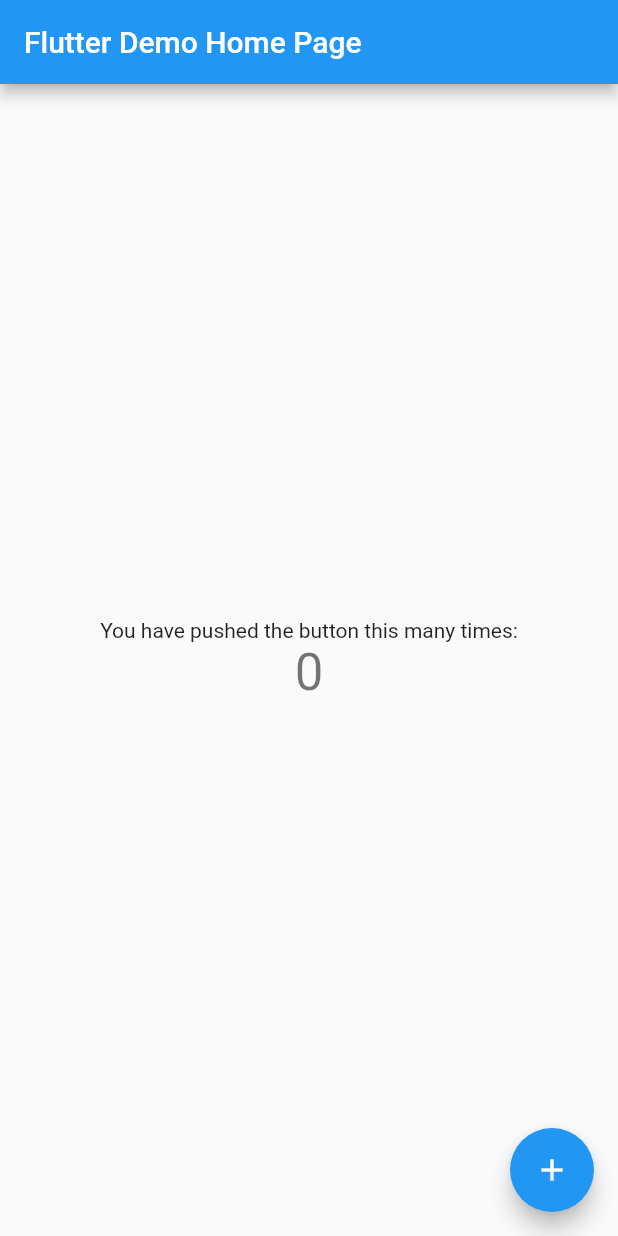
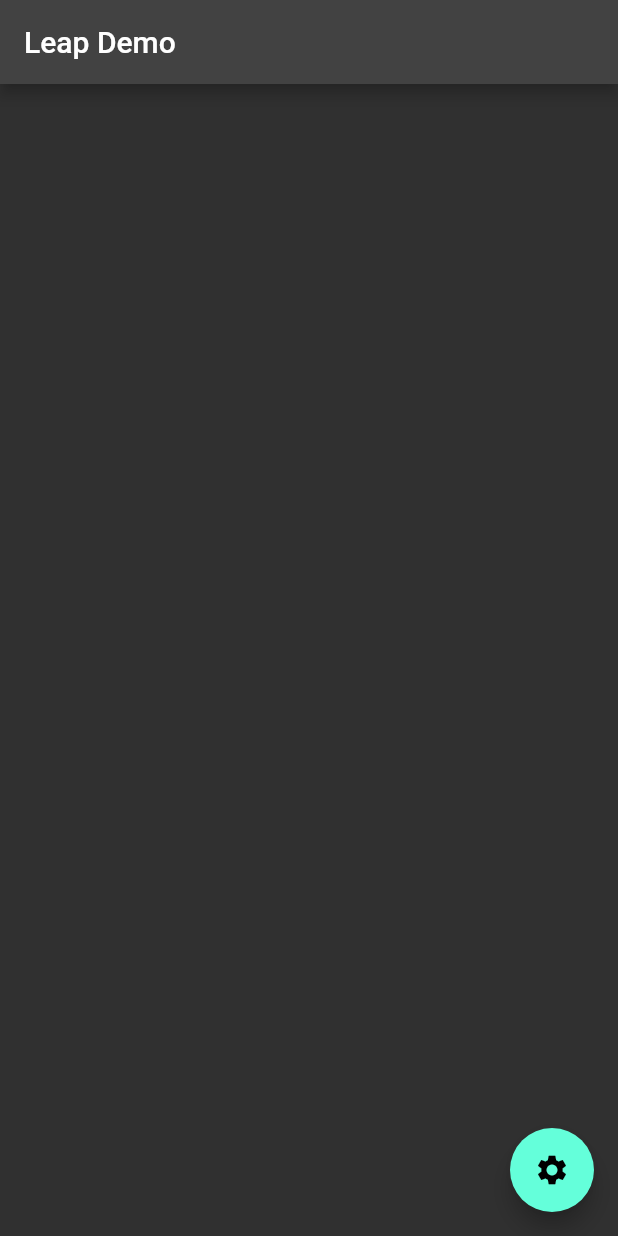
Before and after one commit to adimshev/leap-demo, a Flutter app: the screen it shows after launch, on a phone screen of 412 x 824 dp. Run offline on Flutter 3.47's test engine with Material 2 defaults, Android fonts, the light colour scheme and no system bars; our stand-ins replace dio, flutter_bloc, freezed_annotation, hydrated_bloc; missing offline and left inert: linkify.

Commit message:
Fetch data

```diff
--- /dev/null
+++ b/lib/bloc/cubits/config_cubit.dart
@@ -0,0 +1,23 @@
+import 'package:hydrated_bloc/hydrated_bloc.dart';
+import 'package:leap_demo/bloc/state/config_state.dart';
+import 'package:leap_demo/config.dart';
+
+class ConfigCubit extends HydratedCubit<ConfigState> {
+  ConfigCubit({
+    required ConfigState initialState,
+  }) : super(initialState);
+
+  void setApiKey(String? apiKey) {
+    apiKey ??= '';
+
+    emit(state.copyWith(
+      apiKey: apiKey.isEmpty ? Config.apiKey : apiKey,
+    ));
+  }
+
+  @override
+  toJson(state) => state.toJson();
+
+  @override
+  fromJson(json) => ConfigState.fromJson(json);
+}
--- a/lib/bloc/state/companies_state.dart
+++ b/lib/bloc/state/companies_state.dart
@@ -10,13 +10,14 @@
 
   const factory CompaniesState({
     required Map<String, CompanyModel> companies,
-    required bool isLoading,
+    @JsonKey(ignore: true) @Default(false) bool isLoading,
+    @JsonKey(ignore: true) String? errorMessage,
   }) = _CompaniesState;
 
   factory CompaniesState.fromJson(Map<String, dynamic> json) =>
       _$CompaniesStateFromJson(json);
 
   factory CompaniesState.initial() {
-    return const CompaniesState(companies: {}, isLoading: true);
+    return const CompaniesState(companies: {});
   }
 }
--- /dev/null
+++ b/lib/bloc/state/config_state.dart
@@ -0,0 +1,20 @@
+import 'package:freezed_annotation/freezed_annotation.dart';
+
+part 'config_state.freezed.dart';
+part 'config_state.g.dart';
+
+@freezed
+class ConfigState with _$ConfigState {
+  const ConfigState._();
+
+  const factory ConfigState({
+    required String apiKey,
+  }) = _ConfigState;
+
+  factory ConfigState.fromJson(Map<String, dynamic> json) =>
+      _$ConfigStateFromJson(json);
+
+  factory ConfigState.initial(String apiKey) {
+    return ConfigState(apiKey: apiKey);
+  }
+}
--- a/lib/main.dart
+++ b/lib/main.dart
@@ -3,6 +3,7 @@
 import 'package:flutter_bloc/flutter_bloc.dart';
 import 'package:hydrated_bloc/hydrated_bloc.dart';
 import 'package:leap_demo/bloc/root_blocs.dart';
+import 'package:leap_demo/screens/home_screen.dart';
 import 'package:path_provider/path_provider.dart';
 
 Future<void> main() async {
@@ -29,105 +30,9 @@
   @override
   Widget build(BuildContext context) {
     return MaterialApp(
-      title: 'Flutter Demo',
-      theme: ThemeData(
-        // This is the theme of your application.
-        //
-        // Try running your application with "flutter run". You'll see the
-        // application has a blue toolbar. Then, without quitting the app, try
-        // changing the primarySwatch below to Colors.green and then invoke
-        // "hot reload" (press "r" in the console where you ran "flutter run",
-        // or simply save your changes to "hot reload" in a Flutter IDE).
-        // Notice that the counter didn't reset back to zero; the application
-        // is not restarted.
-        primarySwatch: Colors.blue,
-      ),
-      home: const MyHomePage(title: 'Flutter Demo Home Page'),
+      title: 'Leap Demo',
+      theme: ThemeData.dark(),
+      home: const HomeScreen(title: 'Leap Demo'),
     );
   }
 }
-
-class MyHomePage extends StatefulWidget {
-  const MyHomePage({super.key, required this.title});
-
-  // This widget is the home page of your application. It is stateful, meaning
-  // that it has a State object (defined below) that contains fields that affect
-  // how it looks.
-
-  // This class is the configuration for the state. It holds the values (in this
-  // case the title) provided by the parent (in this case the App widget) and
-  // used by the build method of the State. Fields in a Widget subclass are
-  // always marked "final".
-
-  final String title;
-
-  @override
-  State<MyHomePage> createState() => _MyHomePageState();
-}
-
-class _MyHomePageState extends State<MyHomePage> {
-  int _counter = 0;
-
-  void _incrementCounter() {
-    setState(() {
-      // This call to setState tells the Flutter framework that something has
-      // changed in this State, which causes it to rerun the build method below
-      // so that the display can reflect the updated values. If we changed
-      // _counter without calling setState(), then the build method would not be
-      // called again, and so nothing would appear to happen.
-      _counter++;
-    });
-  }
-
-  @override
-  Widget build(BuildContext context) {
-    // This method is rerun every time setState is called, for instance as done
-    // by the _incrementCounter method above.
-    //
-    // The Flutter framework has been optimized to make rerunning build methods
-    // fast, so that you can just rebuild anything that needs updating rather
-    // than having to individually change instances of widgets.
-    return Scaffold(
-      appBar: AppBar(
-        // Here we take the value from the MyHomePage object that was created by
-        // the App.build method, and use it to set our appbar title.
-        title: Text(widget.title),
-      ),
-      body: Center(
-        // Center is a layout widget. It takes a single child and positions it
-        // in the middle of the parent.
-        child: Column(
-          // Column is also a layout widget. It takes a list of children and
-          // arranges them vertically. By default, it sizes itself to fit its
-          // children horizontally, and tries to be as tall as its parent.
-          //
-          // Invoke "debug painting" (press "p" in the console, choose the
-          // "Toggle Debug Paint" action from the Flutter Inspector in Android
-          // Studio, or the "Toggle Debug Paint" command in Visual Studio Code)
-          // to see the wireframe for each widget.
-          //
-          // Column has various properties to control how it sizes itself and
-          // how it positions its children. Here we use mainAxisAlignment to
-          // center the children vertically; the main axis here is the vertical
-          // axis because Columns are vertical (the cross axis would be
-          // horizontal).
-          mainAxisAlignment: MainAxisAlignment.center,
-          children: <Widget>[
-            const Text(
-              'You have pushed the button this many times:',
-            ),
-            Text(
-              '$_counter',
-              style: Theme.of(context).textTheme.headlineMedium,
-            ),
-          ],
-        ),
-      ),
-      floatingActionButton: FloatingActionButton(
-        onPressed: _incrementCounter,
-        tooltip: 'Increment',
-        child: const Icon(Icons.add),
-      ), // This trailing comma makes auto-formatting nicer for build methods.
-    );
-  }
-}
--- /dev/null
+++ b/lib/screens/home_screen.dart
@@ -0,0 +1,73 @@
+import 'package:flutter/material.dart';
+import 'package:flutter_bloc/flutter_bloc.dart';
+import 'package:leap_demo/bloc/cubits/companies_cubit.dart';
+import 'package:leap_demo/bloc/cubits/config_cubit.dart';
+import 'package:leap_demo/bloc/state/companies_state.dart';
+import 'package:leap_demo/helpers/display_snack_bar.dart';
+import 'package:leap_demo/modals/api_key_dialog.dart';
+import 'package:leap_demo/widgets/loader.dart';
+
+class HomeScreen extends StatefulWidget {
+  const HomeScreen({super.key, required this.title});
+
+  final String title;
+
+  @override
+  State<HomeScreen> createState() => _HomeScreenState();
+}
+
+class _HomeScreenState extends State<HomeScreen> {
+  final apiKeyDialog = ApiKeyDialog();
+  final symbols = const ['AAPL', 'AMZN', 'GOOG', 'MSFT', 'FB'];
+
+  late final configCubit = context.read<ConfigCubit>();
+  late final companiesCubit = context.read<CompaniesCubit>();
+
+  Future<void> openApiKeyDialog() async {
+    final apiKey = (await apiKeyDialog.show(
+      context,
+      configCubit.state.apiKey,
+    ))
+        ?.trim();
+
+    configCubit.setApiKey(apiKey);
+
+    if (apiKey != null && apiKey != '') {
+      companiesCubit.fetchCompanies(symbols);
+    }
+  }
+
+  @override
+  Widget build(BuildContext context) {
+    return Scaffold(
+      appBar: AppBar(
+        title: const Text('Leap Demo'),
+      ),
+      body: BlocConsumer<CompaniesCubit, CompaniesState>(
+          listener: (context, state) {
+            final errorMessage = state.errorMessage;
+
+            if (errorMessage != null) {
+              dispalySnakBar(context, errorMessage);
+            }
+          },
+          listenWhen: (prev, cur) => prev.errorMessage != cur.errorMessage,
+          builder: (contex, state) {
+            return Loader(
+              isLoading: state.isLoading && state.companies.isEmpty,
+              child: RefreshIndicator(
+                onRefresh: () => companiesCubit.fetchCompanies(symbols),
+                child: const CustomScrollView(
+                  slivers: [SliverToBoxAdapter(child: SizedBox())],
+                ),
+              ),
+            );
+          }),
+      floatingActionButton: FloatingActionButton(
+        onPressed: openApiKeyDialog,
+        tooltip: 'ApiKey Dialog',
+        child: const Icon(Icons.settings),
+      ), // This trailing comma makes auto-formatting nicer for build methods.
+    );
+  }
+}
--- /dev/null
+++ b/lib/widgets/loader.dart
@@ -0,0 +1,23 @@
+import 'package:flutter/material.dart';
+
+class Loader extends StatelessWidget {
+  final bool isLoading;
+  final Widget child;
+
+  const Loader({
+    super.key,
+    required this.isLoading,
+    required this.child,
+  });
+
+  @override
+  Widget build(BuildContext context) {
+    return Stack(
+      fit: StackFit.expand,
+      children: [
+        child,
+        if (isLoading) const Center(child: CircularProgressIndicator()),
+      ],
+    );
+  }
+}
--- a/pubspec.yaml
+++ b/pubspec.yaml
@@ -41,6 +41,8 @@
   freezed_annotation: ^2.2.0
   json_annotation: ^4.8.0
   path_provider: ^2.0.13
+  linkify: ^4.1.0
+  url_launcher: ^6.1.10
 
 dev_dependencies:
   flutter_test:
```
Also changed, not shown: lib/bloc/cubits/companies_cubit.dart (+48 -8 lines), lib/bloc/root_blocs.dart (+13 -3 lines), lib/helpers/display_snack_bar.dart (added, +24 -0 lines), lib/modals/api_key_dialog.dart (added, +41 -0 lines), lib/models/company_model.dart (+4 -4 lines), lib/repositories/companies_repository.dart (+5 -3 lines), lib/widgets/companies.dart (added, +17 -0 lines), lib/bloc/state/companies_state.freezed.dart, lib/bloc/state/companies_state.g.dart, lib/bloc/state/config_state.freezed.dart (added), lib/bloc/state/config_state.g.dart (added), lib/models/company_model.freezed.dart, pubspec.lock.
